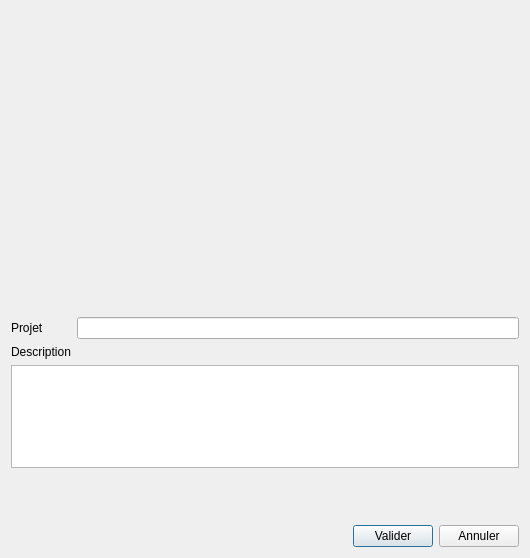
Qt form src/dialogs/addprojectdialog.ui (FACT-Team/FactDev) before a commit.
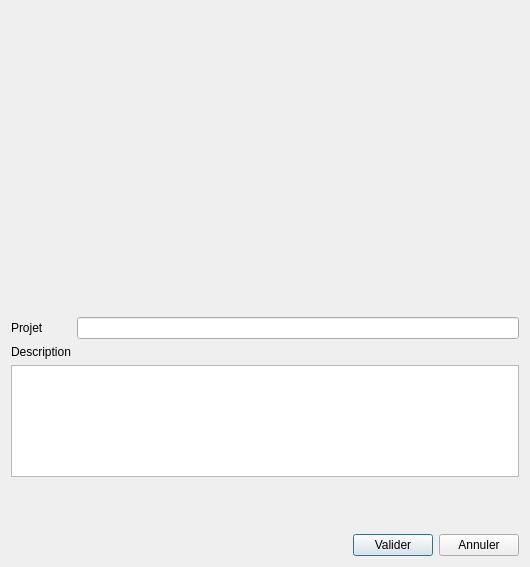
The same form after that commit. Icons and pictures are not drawn. Custom widgets are drawn as their Qt base class.

Patch:
```diff
--- a/src/dialogs/addprojectdialog.ui
+++ b/src/dialogs/addprojectdialog.ui
@@ -7,7 +7,7 @@
     <x>0</x>
     <y>0</y>
     <width>530</width>
-    <height>558</height>
+    <height>567</height>
    </rect>
   </property>
   <property name="windowTitle">
```
Left out of the diff: 6 changed lines with no effect on the pictures.
